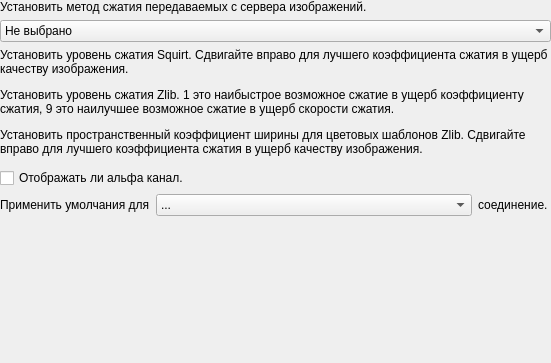
First picture: the form in Qt/ApplicationComponents/Resources/UI/pqImageCompressorWidget.ui, repository vbnhfylbh/ParaView, before the edit.
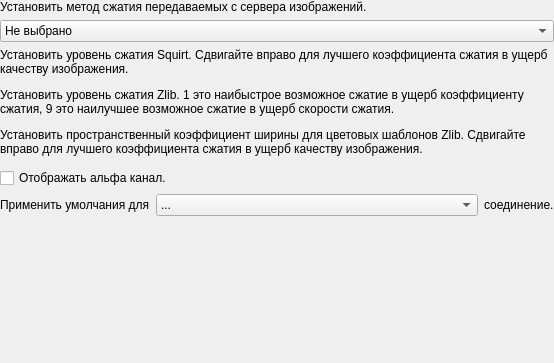
Second picture: the form after the edit. Custom widgets are drawn as their Qt base class.

What changed in the file:
```diff
--- a/Qt/ApplicationComponents/Resources/UI/pqImageCompressorWidget.ui
+++ b/Qt/ApplicationComponents/Resources/UI/pqImageCompressorWidget.ui
@@ -127,7 +127,7 @@
    <item>
     <widget class="QCheckBox" name="zlibStripAlpha">
      <property name="text">
-      <string>Отображать ли альфа канал.</string>
+      <string>Отображать альфа канал.</string>
      </property>
     </widget>
    </item>
@@ -189,7 +189,7 @@
        </item>
        <item>
         <property name="text">
-         <string>сервер в локальной памяти / на данной машине</string>
+         <string>сервер в локальной памяти / на локальной машине</string>
         </property>
        </item>
       </widget>
```
